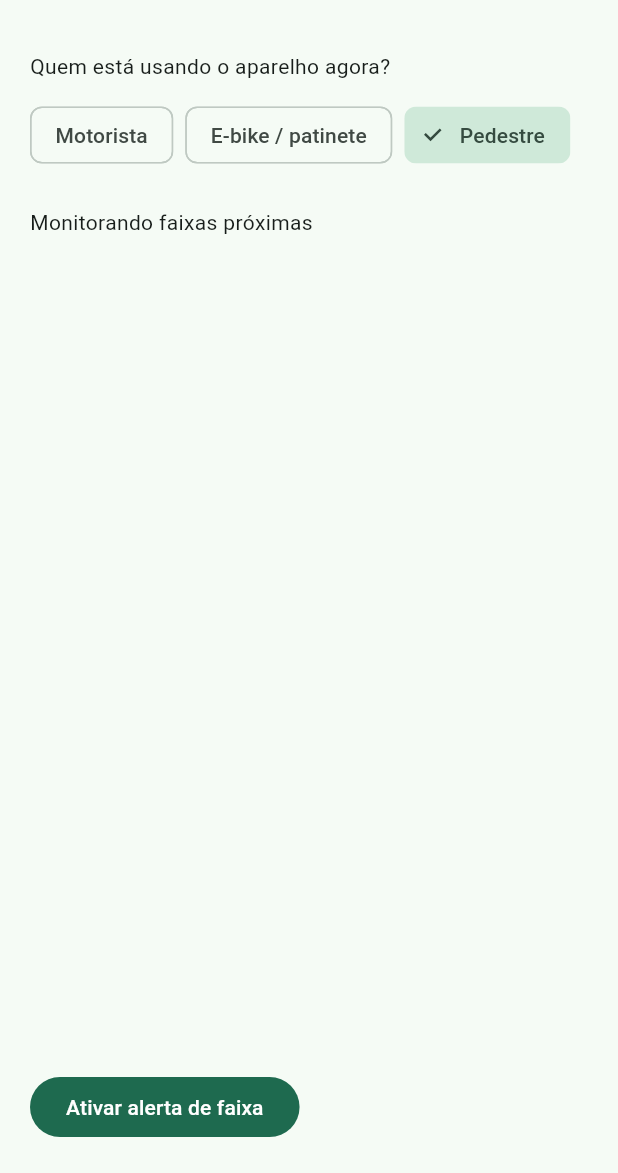
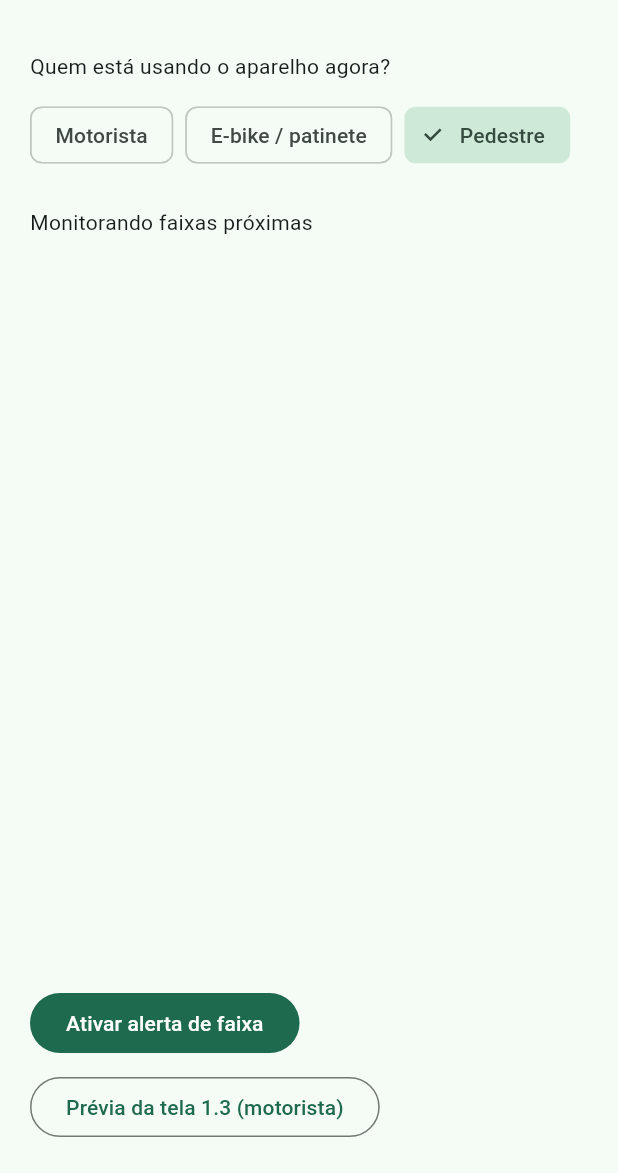
Before and after one commit to assumcaonerd/cross-safe, a Flutter app: the screen it shows after launch, after a tap on "Ativar alerta de faixa", on a phone screen of 412 x 824 dp, the part 63-1236 px from its top. Run offline on Flutter 3.47's test engine with Material 3 defaults, Android fonts, the phone set to English and light mode, and no system bars; our stand-ins replace geolocator, sensors_plus, vibration.

Commit message:
feat(mobile): add Interface 1.3 driver cognitive interrupt screen

```diff
--- a/mobile/lib/screens/home_screen.dart
+++ b/mobile/lib/screens/home_screen.dart
@@ -4,6 +4,7 @@
 import '../services/geofence_service.dart';
 import '../services/haptic_service.dart';
 import '../services/imu_service.dart';
+import 'driver_interrupt_screen.dart';
 
 class HomeScreen extends StatefulWidget {
   const HomeScreen({super.key});
@@ -45,6 +46,18 @@
         });
         if (urgent || classification.hardBrake) {
           await _haptic.alertFor(_role, urgent: true);
+          if (_role == UserRole.driver && mounted) {
+            await Navigator.of(context).push(
+              PageRouteBuilder(
+                opaque: true,
+                pageBuilder: (_, __, ___) => DriverInterruptScreen(
+                  distanceM: nearest.distanceM,
+                  speedKmh: position.speed * 3.6,
+                  crosswalkName: nearest.name,
+                ),
+              ),
+            );
+          }
         }
       }
     }
@@ -80,6 +93,17 @@
               onPressed: _arm,
               child: const Text('Ativar alerta de faixa'),
             ),
+            const SizedBox(height: 8),
+            OutlinedButton(
+              onPressed: () {
+                Navigator.of(context).push(
+                  MaterialPageRoute(
+                    builder: (_) => const DriverInterruptScreen(),
+                  ),
+                );
+              },
+              child: const Text('Prévia da tela 1.3 (motorista)'),
+            ),
           ],
         ),
       ),
```
Also changed, not shown: 1 other file.
